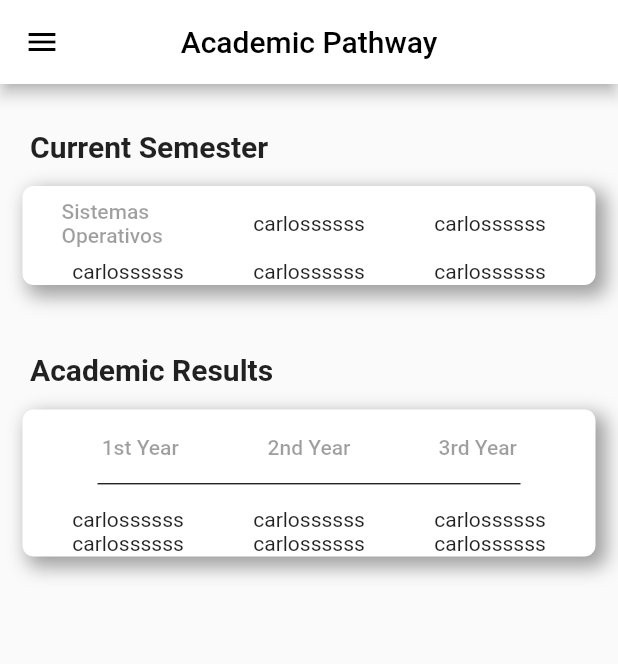
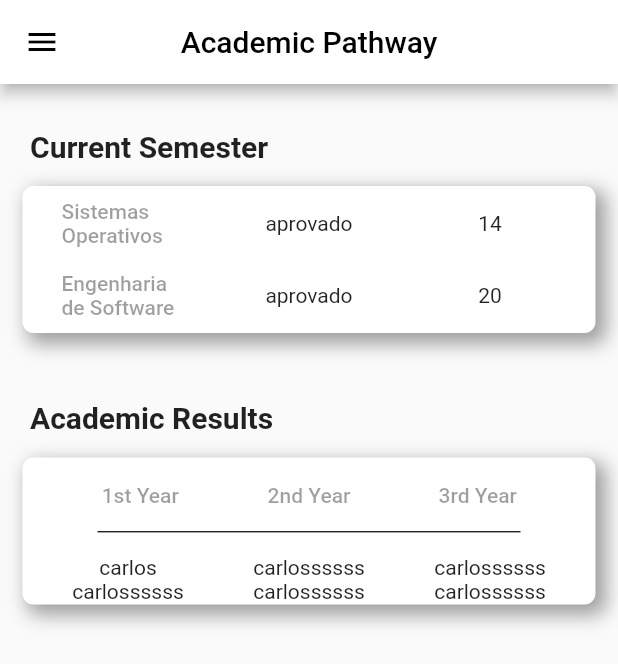
Before and after one commit to LEIC-ES-2021-22/2LEIC15T1, a Flutter app: the NavBar widget shown alone on an empty page, opened directly, after a tap on "Academic Pathway", on a phone screen of 412 x 824 dp. Shown: the top 664 px of the screen. Run offline on Flutter 3.47's test engine with Material 2 defaults, Android fonts, the phone set to English and light mode, and no system bars; our stand-ins replace settings_ui, shared_preferences, table_calendar; missing offline and left inert: query_params; accounts and stored records are empty; network calls fail; project files that could hold a hidden picture were left out.

Commit message:
nav bar gets profile name

```diff
--- a/lib/UI/NavBar.dart
+++ b/lib/UI/NavBar.dart
@@ -1,10 +1,12 @@
 import 'package:flutter/material.dart';
 import 'package:shared_preferences/shared_preferences.dart';
+import 'package:sigarraio/UI/login.dart';
 import 'package:sigarraio/UI/personalschedule.dart';
 import 'package:sigarraio/UI/settings.dart';
-import 'package:sigarraio/UI/welcomepage.dart';
-
+import 'package:http/http.dart' as http;
+import 'package:sigarraio/controller/login_action.dart';
 import '../controller/logout_action.dart';
+import '../model/Profile.dart';
 import 'academicpathway.dart';
 import 'homepage.dart';
 
@@ -14,16 +16,15 @@ class NavBar extends StatefulWidget {
   @override
   State<StatefulWidget> createState() => NavBarState();
 
-
 }
 
 class NavBarState extends State<NavBar> {
-   String email = '';
+  String email = '';
+  String name = '';
 
   @override
   Widget build(BuildContext context) {
     updateInfo();
-
     return Drawer(
       backgroundColor: Colors.white,
       child: ListView(
@@ -31,7 +32,7 @@ class NavBarState extends State<NavBar> {
         children: [
           UserAccountsDrawerHeader(
             decoration: BoxDecoration(color: Colors.white),
-            accountName: Text('Username',style: TextStyle(color: Colors.black),),
+            accountName: Text(name,style: TextStyle(color: Colors.black),),
             accountEmail: Text(email,style: TextStyle(color: Colors.black),),
             currentAccountPicture: CircleAvatar(
               child: ClipOval(
@@ -49,7 +50,7 @@ class NavBarState extends State<NavBar> {
             title: const Text('Dashboard'),
             onTap: () => Navigator.push(
               context,
-              MaterialPageRoute(builder: (context) => MyStatefulWidgeta()),
+              MaterialPageRoute(builder: (context) => HomePage()),
             ),
           ),
           ListTile(
@@ -85,7 +86,7 @@ class NavBarState extends State<NavBar> {
             onTap: () async {
               bool loggedOut = await logout();
               if (loggedOut) {
-                Navigator.pushReplacement(context, MaterialPageRoute(builder: (context) => WelcomePage(),),);
+                Navigator.pushReplacement(context, MaterialPageRoute(builder: (context) => LoginPageView(),),);
               }
             },
           ),
@@ -96,11 +97,11 @@ class NavBarState extends State<NavBar> {
 
   void updateInfo() async {
     SharedPreferences sharedPreferences = await SharedPreferences.getInstance();
+    getProfile();
     setState(() {
-      email = sharedPreferences.getString('codigo')! + '@up.pt';
+      name = sharedPreferences.getString('nome')!;
+      email = 'up'+ sharedPreferences.getString('codigo')! + '@up.pt';
     });
-    //name = sharedPreferences.getString(key)
   }
 
-
 }
--- a/lib/UI/academicpathway.dart
+++ b/lib/UI/academicpathway.dart
@@ -1,6 +1,8 @@
 import 'dart:convert';
 
 import 'package:flutter/material.dart';
+import 'package:sigarraio/controller/login_action.dart';
+import '../model/Profile.dart';
 import 'NavBar.dart';
 import 'package:sigarraio/model/CourseUnit.dart';
 
@@ -14,8 +16,11 @@ class AcademicPathway extends StatefulWidget {
 
 class AcademicPathwayStatus extends State<AcademicPathway> {
 
+  late List<CourseUnit> ucs = <CourseUnit>[];
+
   @override
   Widget build(BuildContext context) {
+    updateInfo();
     return MaterialApp(
       title: 'SigarIO',
       home: Scaffold(
@@ -26,16 +31,7 @@ class AcademicPathwayStatus extends State<AcademicPathway> {
             backgroundColor: Colors.white,
             iconTheme: IconThemeData(color: Colors.black),
           ),
-        body: _Body()
-      ),
-    );
-  }
-}
-
-class _Body extends StatelessWidget{
-  @override
-  Widget build(BuildContext context) {
-    return Column(
+          body: Column(
             children: [
               Container( // CONTAINER 1
                 margin: const EdgeInsets.only(top:30,left:20),
@@ -69,15 +65,15 @@ class _Body extends StatelessWidget{
 
                       children: <Widget>[
                         Expanded(child:Center(child: FlatButton(onPressed: null,child:Text('Sistemas Operativos'),))),
-                  Expanded(child:Center(child: Text('carlossssss'),)),
-                  Expanded(child:Center(child: Text('carlossssss'),)),
+                        Expanded(child:Center(child: Text('aprovado'),)),
+                        Expanded(child:Center(child: Text('14'),)),
                       ],
                     ),
                     Row(
                       children: <Widget>[
-                  Expanded(child:Center(child: Text('carlossssss'),)),
-                  Expanded(child:Center(child: Text('carlossssss'),)),
-                  Expanded(child:Center(child: Text('carlossssss'),)),
+                        Expanded(child:Center(child: FlatButton(onPressed: null,child:Text('Engenharia de Software'),))),
+                        Expanded(child:Center(child: Text('aprovado'),)),
+                        Expanded(child:Center(child: Text('20'),)),
                       ],
                     )
                   ],
@@ -132,7 +128,7 @@ class _Body extends StatelessWidget{
                     Row(
 
                       children: <Widget>[
-                  Expanded(child:Center(child: Text('carlossssss'),)),
+                        Expanded(child:Center(child: Text('carlos'),)),
                         Expanded(child:Center(child: Text('carlossssss'),)),
                         Expanded(child:Center(child: Text('carlossssss'),)),
                       ],
@@ -148,7 +144,14 @@ class _Body extends StatelessWidget{
                 ),
               ),
             ],
+          ),
+      ),
     );
   }
 
+  void updateInfo() async {
+    setState(() {
+
+    });
   }
+}
--- a/lib/UI/homepage.dart
+++ b/lib/UI/homepage.dart
@@ -1,19 +1,22 @@
 import 'package:flutter/material.dart';
+import '../model/Profile.dart';
 import 'NavBar.dart';
 import 'utils.dart';
 import 'dart:collection';
 import 'package:table_calendar/table_calendar.dart';
 
-class MyStatefulWidgeta extends StatefulWidget {
-  const MyStatefulWidgeta({Key? key}) : super(key: key);
+class HomePage extends StatefulWidget {
+  const HomePage({Key? key}) : super(key: key);
 
   @override
-  State<MyStatefulWidgeta> createState() => _MyStatefulWidgetStatea();
+  State<HomePage> createState() => _HomePageState();
 
 }
 
-class _MyStatefulWidgetStatea extends State<MyStatefulWidgeta> {
+class _HomePageState extends State<HomePage> {
   final ValueNotifier<List<Event>> _selectedEvents = ValueNotifier([]);
+
+
 
   void initState() {
     super.initState();
--- a/lib/UI/personalschedule.dart
+++ b/lib/UI/personalschedule.dart
@@ -6,6 +6,7 @@ import 'dart:collection';
 import 'package:flutter/material.dart';
 import 'package:table_calendar/table_calendar.dart';
 
+import '../model/Profile.dart';
 import 'utils.dart';
 import 'NavBar.dart';
 
@@ -17,6 +18,7 @@ class PersonalSchedule extends StatefulWidget {
 }
 
 class PersonalScheduleStatus extends State<PersonalSchedule> {
+
   final ValueNotifier<List<Event>> _selectedEvents = ValueNotifier([]);
 
   // Using a `LinkedHashSet` is recommended due to equality comparison override
--- a/lib/UI/settings.dart
+++ b/lib/UI/settings.dart
@@ -1,4 +1,5 @@
 import 'package:flutter/material.dart';
+import '../model/Profile.dart';
 import 'NavBar.dart';
 import 'package:settings_ui/settings_ui.dart';
 class Settings extends StatefulWidget {
@@ -10,6 +11,7 @@ class Settings extends StatefulWidget {
 
 class SettingsStatus extends State<Settings> {
   bool isSwitched = false;
+
   @override
   Widget build(BuildContext context) {
     return MaterialApp(
--- a/lib/main.dart
+++ b/lib/main.dart
@@ -1,5 +1,4 @@
 import 'package:flutter/material.dart';
-import 'package:sigarraio/UI/welcomepage.dart';
 
 import 'UI/login.dart';
 
@@ -14,7 +13,8 @@ class MyApp extends StatelessWidget {
   Widget build(BuildContext context) {
     return MaterialApp(
       title: _title,
-      home : WelcomePage(),
+      home : LoginPageView(),
+      debugShowCheckedModeBanner: false,
     );
   }
 }
--- a/lib/model/CourseUnit.dart
+++ b/lib/model/CourseUnit.dart
@@ -10,7 +10,7 @@ class CourseUnit {
   String abbreviation;
   String name;
   int curricularYear;
-  int semesterCode;
+  String semesterCode;
   String semesterName;
   String grade;
   String ectsGrade;
--- a/pubspec.yaml
+++ b/pubspec.yaml
@@ -34,6 +34,7 @@ dependencies:
   settings_ui: ^2.0.2
   http: any
   shared_preferences: ^2.0.15
+  query_params: ^0.6.1
 
   # The following adds the Cupertino Icons font to your application.
   # Use with the CupertinoIcons class for iOS style icons.
```
Also changed, not shown: lib/UI/login.dart (+8 -4 lines), lib/UI/welcomepage.dart (deleted, +0 -48 lines), lib/controller/login_action.dart (+84 -5 lines), lib/model/Profile.dart (renamed from lib/model/User.dart, +9 -11 lines), pubspec.lock. Lines whose indentation alone changed are shown as unchanged.
